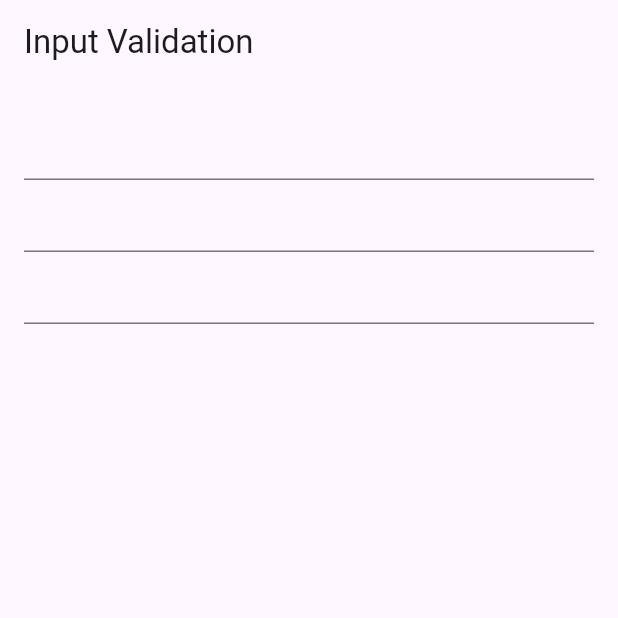
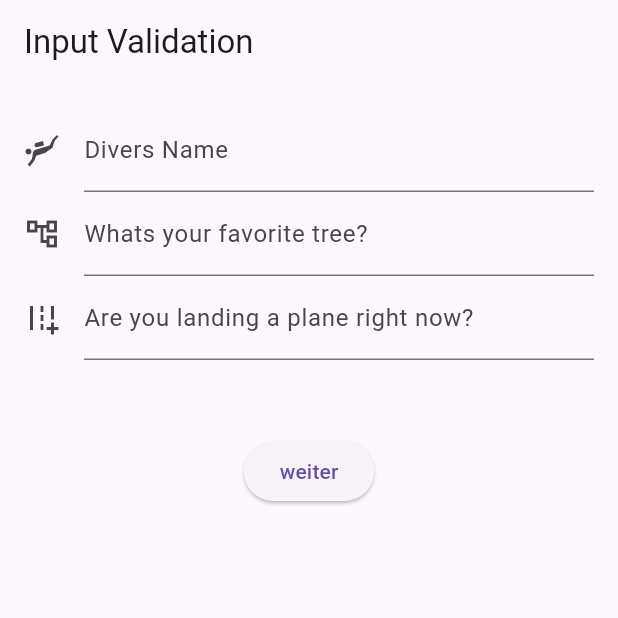
Before and after one commit to RaphaelBirkl1991/app_akademie_tasksheet_input_validation, a Flutter app: the screen it shows after launch, on a phone screen of 412 x 824 dp, the top half of it. Run offline on Flutter 3.47's test engine with Material 3 defaults, Android fonts, the phone set to English and light mode, and no system bars.

Commit message:
task 2 done

```diff
--- a/lib/main.dart
+++ b/lib/main.dart
@@ -4,9 +4,15 @@ void main() {
   runApp(const MainApp());
 }
 
-class MainApp extends StatelessWidget {
+class MainApp extends StatefulWidget {
   const MainApp({super.key});
 
+  @override
+  State<MainApp> createState() => _MainAppState();
+}
+
+class _MainAppState extends State<MainApp> {
+  final GlobalKey<FormState> key = GlobalKey<FormState>();
   @override
   Widget build(BuildContext context) {
     return MaterialApp(
@@ -14,12 +20,43 @@ class MainApp extends StatelessWidget {
         appBar: AppBar(
           title: const Text("Input Validation"),
         ),
-        body: const Center(
+        body: Center(
           child: Padding(
-            padding: EdgeInsets.all(16.0),
+            padding: const EdgeInsets.all(16.0),
             child: Form(
                 child: Column(
-              children: [TextField(), TextField(), TextField()],
+              children: [
+                TextFormField(
+                  decoration: const InputDecoration(
+                    icon: Icon(Icons.scuba_diving),
+                    hintText: "Name your diver",
+                    labelText: "Divers Name",
+                  ),
+                  autovalidateMode: AutovalidateMode.onUserInteraction,
+                  validator: validateDiverInput,
+                ),
+                TextFormField(
+                  decoration: const InputDecoration(
+                    icon: Icon(Icons.account_tree_outlined),
+                    hintText: "Favorite Tree",
+                    labelText: "Whats your favorite tree?",
+                  ),
+                  autovalidateMode: AutovalidateMode.onUserInteraction,
+                  validator: validateTreeInput,
+                ),
+                TextFormField(
+                  decoration: const InputDecoration(
+                      icon: Icon(Icons.add_road),
+                      hintText: "Pilot?",
+                      labelText: "Are you landing a plane right now?"),
+                  autovalidateMode: AutovalidateMode.onUserInteraction,
+                  validator: validatePilotInput,
+                ),
+                const SizedBox(
+                  height: 50,
+                ),
+                ElevatedButton(onPressed: () {}, child: const Text("weiter")),
+              ],
             )),
           ),
         ),
@@ -27,3 +64,65 @@ class MainApp extends StatelessWidget {
     );
   }
 }
+
+String? validateDiverInput(String? input) {
+  if (input == null) {
+    return null;
+  }
+  if (isDiverInputCorrect(input)) {
+    return null;
+  } else {
+    return input;
+  }
+}
+
+String? validateTreeInput(String? input) {
+  if (input == null) {
+    return null;
+  }
+  if (isTreeInputCorrect(input)) {
+    return null;
+  } else {
+    return "Fehler";
+  }
+}
+
+String? validatePilotInput(String? input) {
+  if (input == null) {
+    return null;
+  }
+  if (isPilotExcluded(input)) {
+    return null;
+  } else {
+    return input;
+  }
+}
+
+bool isDiverInputCorrect(String input) {
+  if (input.length >= 3) {
+    return true;
+  } else {
+    return false;
+  }
+}
+
+bool isTreeInputCorrect(String input) {
+  String correctAnswer = "widgettree";
+  String lowerCaseInput = input.toLowerCase();
+
+  if (correctAnswer == lowerCaseInput) {
+    return true;
+  } else {
+    return false;
+  }
+}
+
+bool isPilotExcluded(String input) {
+  String correctAnswer = "no";
+  String lowerCaseInput = input.toLowerCase();
+  if (correctAnswer == lowerCaseInput) {
+    return true;
+  } else {
+    return false;
+  }
+}
```
